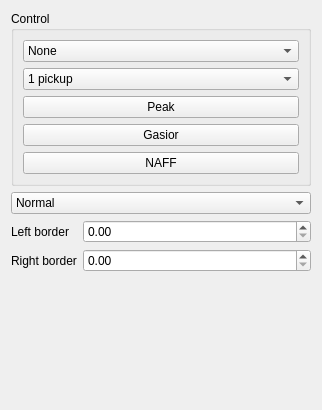
Snake9889/FreqMeasure, file ControlWidget.ui: the form before one commit.
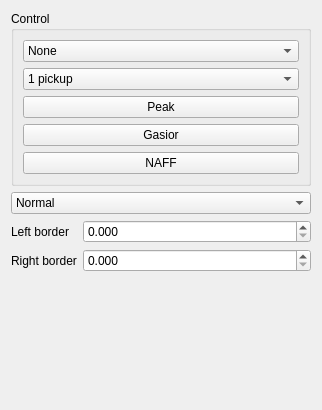
The form after the commit.

```diff
--- a/ControlWidget.ui
+++ b/ControlWidget.ui
@@ -140,7 +140,7 @@
         <bool>false</bool>
        </property>
        <property name="decimals">
-        <number>2</number>
+        <number>3</number>
        </property>
        <property name="maximum">
         <double>1.000000000000000</double>
@@ -166,7 +166,7 @@
         <bool>false</bool>
        </property>
        <property name="decimals">
-        <number>2</number>
+        <number>3</number>
        </property>
        <property name="maximum">
         <double>1.000000000000000</double>
```
Left out of the diff: 4 changed lines with no effect on the pictures.
